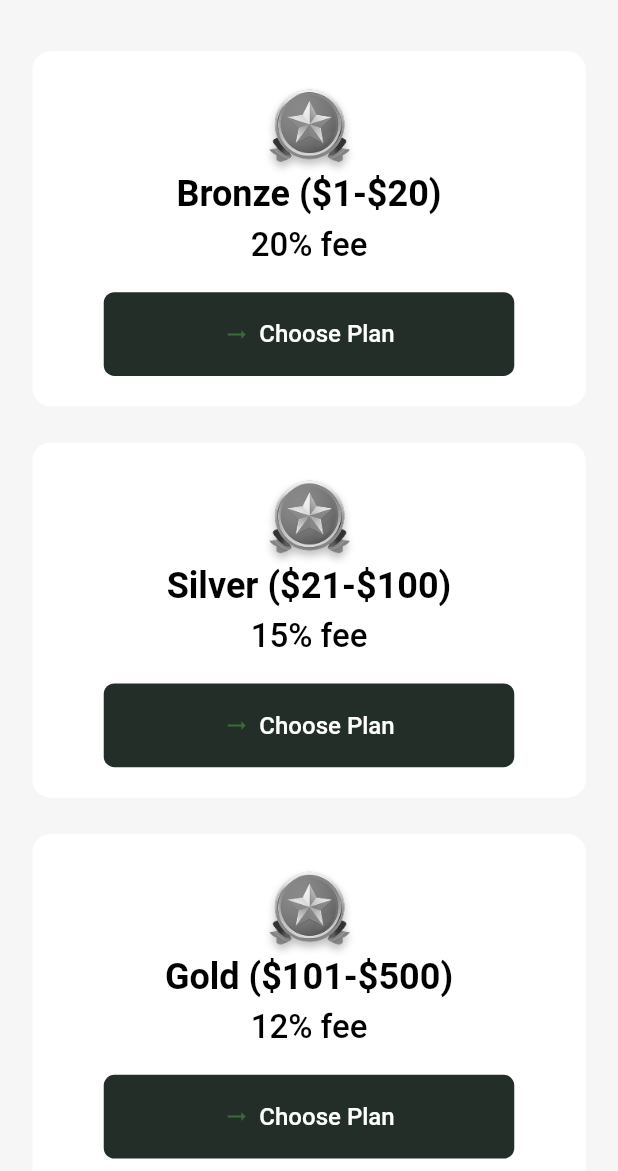
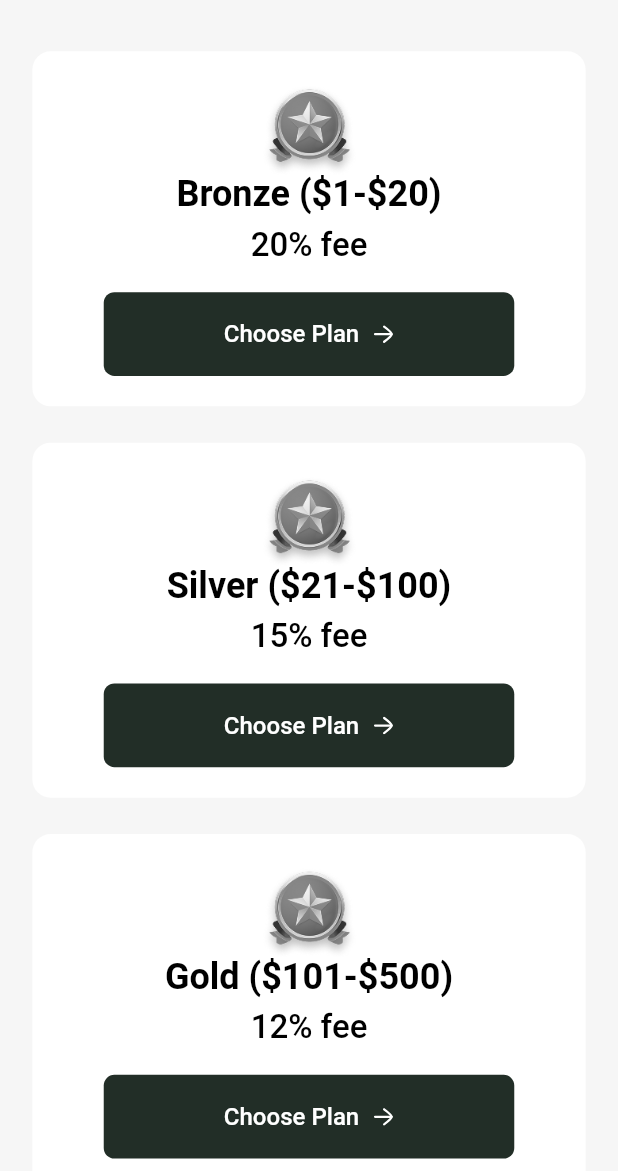
Before and after one commit to Umaiir11/open-palms-app, a Flutter app: the DonorProfileView screen opened directly, after a tap on "Subscription", on a phone screen of 412 x 824 dp, the part 65-1236 px from its top. Run offline on Flutter 3.47's test engine with Material 3 defaults, Android fonts, the phone set to English and light mode, and no system bars; our stand-ins replace animate_do, cached_network_image, connectivity_plus, country_picker, dropdown_button2, flutter_animate and 12 more; missing offline and left inert: custom_cached_image, video_thumbnail; accounts and stored records are empty; network calls fail; key blocks and very long unbroken strings in the code were emptied for the run.

Commit message:
02-Sep-25   - Subscription view ✅

```diff
--- a/lib/app/config/app_assets.dart
+++ b/lib/app/config/app_assets.dart
@@ -41,4 +41,5 @@ class AppAssets {
   static const String dividerIc = '$svgsPath/divider_ic.svg';
   static const String settingTileDivider = '$svgsPath/setting_tile_divider.svg';
   static const String subscriptionIcon = '$svgsPath/ic_subscription.svg';
+  static const String rightArrow = '$svgsPath/right_arrow.svg';
 }
--- a/lib/app/customWidgets/app_custom_button.dart
+++ b/lib/app/customWidgets/app_custom_button.dart
@@ -13,6 +13,7 @@ class AppCustomButton extends StatelessWidget {
   final double? width;
   final TextStyle? textStyle;
   final Widget? icon;
+  final Widget? suffixIcon;
   final Color? bgColor;
   final Color? borderColor;
   final GlobalKey? textKey;
@@ -26,6 +27,7 @@ class AppCustomButton extends StatelessWidget {
     this.width,
     this.textStyle,
     this.icon,
+    this.suffixIcon,
     this.bgColor,
     this.borderColor,
     this.textKey,
@@ -61,6 +63,11 @@ class AppCustomButton extends StatelessWidget {
               key: textKey,
               style: textStyle ?? AppTextStyles.customText16(color: AppColors.white, fontWeight: FontWeight.w500),
             ),
+
+            3.w.width,
+
+            if (suffixIcon != null) 6.width,
+            if (suffixIcon != null) suffixIcon!,
           ],
         ),
       ),
--- a/lib/app/mvvm/view/donor_side/subscription_view/subscription_view.dart
+++ b/lib/app/mvvm/view/donor_side/subscription_view/subscription_view.dart
@@ -1,5 +1,6 @@
 import 'package:flutter/material.dart';
 import 'package:flutter_screenutil/flutter_screenutil.dart';
+import 'package:flutter_svg/flutter_svg.dart';
 import 'package:open_palms/app/config/app_colors.dart';
 import 'package:open_palms/app/config/app_text_style.dart';
 import 'package:open_palms/app/config/app_assets.dart';
@@ -147,7 +148,7 @@ class SubscriptionCard extends StatelessWidget {
                 title: isSelected ? "Selected" : "Choose Plan",
                 onPressed: onSelect,
                 bgColor: AppColors.secondary,
-                icon: Icon(Icons.arrow_right_alt),
+                suffixIcon: SvgPicture.asset(AppAssets.rightArrow),
               ),
             ),
           ],
```
Also changed, not shown: assets/svgs/right_arrow.svg (added).
